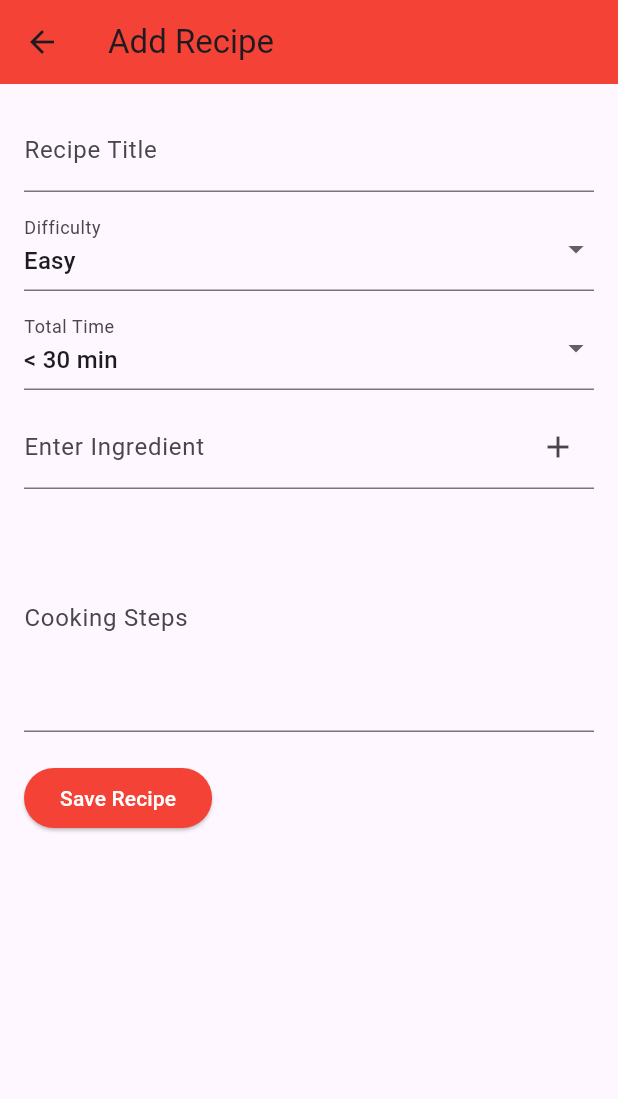
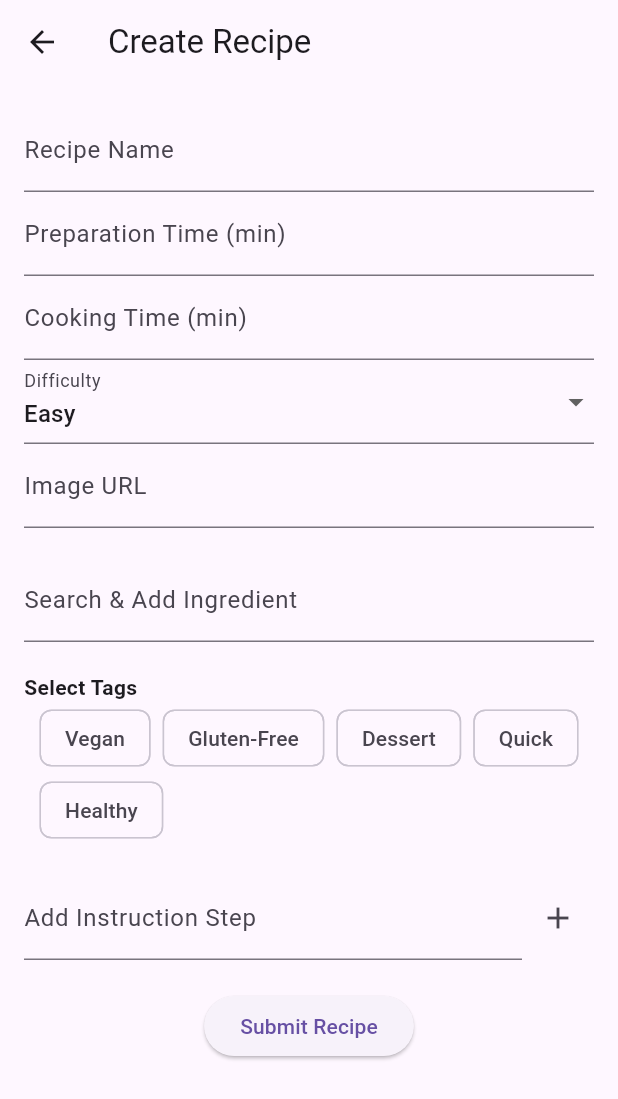
Before and after one commit to Team7D/RecipeApp-JnA, a Flutter app: the HomePage screen opened by its route, item 3 of the bottom bar chosen, on a phone screen of 412 x 824 dp. Shown: the top 1099 px of the screen. Run offline on Flutter 3.47's test engine with Material 3 defaults, Android fonts, the phone set to English and light mode, and no system bars; our stand-ins replace cloud_firestore, firebase_auth, firebase_core; accounts and stored records are empty.

```diff
--- a/lib/Frontend/Pages/add_recipe_page.dart
+++ b/lib/Frontend/Pages/add_recipe_page.dart
@@ -1,100 +1,202 @@
 import 'package:flutter/material.dart';
 
-class AddRecipePage extends StatefulWidget {
+class CreateRecipePage extends StatefulWidget {
   @override
-  _AddRecipePageState createState() => _AddRecipePageState();
+  _CreateRecipePageState createState() => _CreateRecipePageState();
 }
 
-class _AddRecipePageState extends State<AddRecipePage> {
-  final TextEditingController _titleController = TextEditingController();
-  final TextEditingController _ingredientController = TextEditingController();
-  final TextEditingController _stepsController = TextEditingController();
-  List<String> _ingredients = [];
-  String _selectedDifficulty = 'Easy';
-  String _selectedTime = '< 30 min';
+class _CreateRecipePageState extends State<CreateRecipePage> {
+  final _formKey = GlobalKey<FormState>();
 
-  final Map<String, List<String>> filterOptions = {
-    'Difficulty': ['Easy', 'Medium', 'Hard'],
-    'Total Time': ['< 30 min', '30-60 min', '> 60 min'],
+  final TextEditingController _recipeNameController = TextEditingController();
+  final TextEditingController _prepTimeController = TextEditingController();
+  final TextEditingController _cookTimeController = TextEditingController();
+  final TextEditingController _imageUrlController = TextEditingController();
+  final TextEditingController _instructionController = TextEditingController();
+
+  String selectedDifficulty = 'Easy';
+  final List<String> difficulties = ['Easy', 'Medium', 'Hard'];
+
+  final List<String> availableTags = ['Vegan', 'Gluten-Free', 'Dessert', 'Quick', 'Healthy'];
+  List<String> selectedTags = [];
+
+  final List<String> allPossibleIngredients = [
+    'Flour', 'Sugar', 'Salt', 'Butter', 'Eggs', 'Milk', 'Baking Powder', 'Vanilla Extract',
+    'Olive Oil', 'Garlic', 'Onion', 'Tomato', 'Cheese'
+  ];
+  List<String> ingredients = [];
+  List<String> instructions = [];
+
+  void _addInstruction() {
+    if (_instructionController.text.trim().isNotEmpty) {
+      setState(() {
+        instructions.add(_instructionController.text.trim());
+        _instructionController.clear();
+      });
+    }
+  }
+
+  void _submitRecipe() {
+    if (_formKey.currentState!.validate()) {
+      final recipe = {
+        'name': _recipeNameController.text.trim(),
+        'prepTime': int.tryParse(_prepTimeController.text.trim()) ?? 0,
+        'cookTime': int.tryParse(_cookTimeController.text.trim()) ?? 0,
+        'difficulty': selectedDifficulty,
+        'tags': selectedTags,
+        'imageUrl': _imageUrlController.text.trim(),
+        'ingredients': ingredients,
+        'instructions': instructions,
       };
 
-  void _addIngredient() {
-    if (_ingredientController.text.trim().isNotEmpty) {
-      setState(() {
-        _ingredients.add(_ingredientController.text.trim());
-        _ingredientController.clear();
-      });
+      // Simulate saving or sending
+      print("✅ Recipe Submitted: $recipe");
+
+      // Optionally clear fields or navigate away
+      ScaffoldMessenger.of(context).showSnackBar(SnackBar(content: Text('Recipe submitted!')));
     }
   }
 
   @override
   Widget build(BuildContext context) {
     return Scaffold(
-      appBar: AppBar(
-        title: Text('Add Recipe'),
-        backgroundColor: Colors.red,
+      appBar: AppBar(title: Text('Create Recipe')),
+      body: SingleChildScrollView(
+        padding: EdgeInsets.all(16),
+        child: Form(
+          key: _formKey,
+          child: Column(children: [
+
+            // Recipe name
+            TextFormField(
+              controller: _recipeNameController,
+              decoration: InputDecoration(labelText: 'Recipe Name'),
+              validator: (value) => value!.isEmpty ? 'Required' : null,
             ),
-      body: Padding(
-        padding: const EdgeInsets.all(16.0),
-        child: SingleChildScrollView(
-          child: Column(
-            crossAxisAlignment: CrossAxisAlignment.start,
-            children: [
-              TextField(
-                controller: _titleController,
-                decoration: InputDecoration(labelText: 'Recipe Title'),
+
+            // Preparation and cooking time
+            TextFormField(
+              controller: _prepTimeController,
+              decoration: InputDecoration(labelText: 'Preparation Time (min)'),
+              keyboardType: TextInputType.number,
             ),
-              SizedBox(height: 10),
+            TextFormField(
+              controller: _cookTimeController,
+              decoration: InputDecoration(labelText: 'Cooking Time (min)'),
+              keyboardType: TextInputType.number,
+            ),
+
+            // Difficulty
             DropdownButtonFormField<String>(
-                value: _selectedDifficulty,
+              value: selectedDifficulty,
               decoration: InputDecoration(labelText: 'Difficulty'),
-                onChanged: (newValue) => setState(() => _selectedDifficulty = newValue!),
-                items: filterOptions['Difficulty']!
-                    .map((option) => DropdownMenuItem(value: option, child: Text(option)))
+              items: difficulties.map((diff) =>
+                  DropdownMenuItem(value: diff, child: Text(diff))
+              ).toList(),
+              onChanged: (val) => setState(() => selectedDifficulty = val!),
+            ),
+
+            // Image URL
+            TextFormField(
+              controller: _imageUrlController,
+              decoration: InputDecoration(labelText: 'Image URL'),
+            ),
+
+            SizedBox(height: 20),
+
+            // Ingredient Autocomplete
+            Autocomplete<String>(
+              optionsBuilder: (TextEditingValue textEditingValue) {
+                if (textEditingValue.text == '') return const Iterable<String>.empty();
+                return allPossibleIngredients.where((ingredient) =>
+                    ingredient.toLowerCase().contains(textEditingValue.text.toLowerCase())
+                );
+              },
+              onSelected: (String selection) {
+                if (!ingredients.contains(selection)) {
+                  setState(() => ingredients.add(selection));
+                }
+              },
+              fieldViewBuilder: (context, controller, focusNode, onEditingComplete) {
+                return TextField(
+                  controller: controller,
+                  focusNode: focusNode,
+                  decoration: InputDecoration(labelText: 'Search & Add Ingredient'),
+                  onSubmitted: (_) => onEditingComplete(),
+                );
+              },
+            ),
+
+            Wrap(
+              spacing: 6,
+              children: ingredients
+                  .map((ing) => Chip(
+                label: Text(ing),
+                onDeleted: () => setState(() => ingredients.remove(ing)),
+              ))
                   .toList(),
             ),
-              SizedBox(height: 10),
-              DropdownButtonFormField<String>(
-                value: _selectedTime,
-                decoration: InputDecoration(labelText: 'Total Time'),
-                onChanged: (newValue) => setState(() => _selectedTime = newValue!),
-                items: filterOptions['Total Time']!
-                    .map((option) => DropdownMenuItem(value: option, child: Text(option)))
-                    .toList(),
+
+            SizedBox(height: 20),
+
+            // Tags selection
+            Align(
+              alignment: Alignment.centerLeft,
+              child: Text('Select Tags', style: TextStyle(fontWeight: FontWeight.bold)),
             ),
-              SizedBox(height: 10),
-              TextField(
-                controller: _ingredientController,
-                decoration: InputDecoration(
-                  labelText: 'Enter Ingredient',
-                  suffixIcon: IconButton(
-                    icon: Icon(Icons.add),
-                    onPressed: _addIngredient,
+            Wrap(
+              spacing: 8.0,
+              children: availableTags.map((tag) {
+                final isSelected = selectedTags.contains(tag);
+                return FilterChip(
+                  label: Text(tag),
+                  selected: isSelected,
+                  onSelected: (bool selected) {
+                    setState(() {
+                      if (selected) {
+                        selectedTags.add(tag);
+                      } else {
+                        selectedTags.remove(tag);
+                      }
+                    });
+                  },
+                );
+              }).toList(),
+            ),
+
+            SizedBox(height: 20),
+
+            // Instructions
+            Row(children: [
+              Expanded(
+                child: TextField(
+                  controller: _instructionController,
+                  decoration: InputDecoration(labelText: 'Add Instruction Step'),
+                ),
+              ),
+              IconButton(icon: Icon(Icons.add), onPressed: _addInstruction),
+            ]),
+            ListView.builder(
+              shrinkWrap: true,
+              physics: NeverScrollableScrollPhysics(),
+              itemCount: instructions.length,
+              itemBuilder: (context, index) => ListTile(
+                leading: Text('${index + 1}.'),
+                title: Text(instructions[index]),
+                trailing: IconButton(
+                  icon: Icon(Icons.delete),
+                  onPressed: () => setState(() => instructions.removeAt(index)),
                 ),
               ),
             ),
-              Wrap(
-                children: _ingredients.map((ingredient) => Chip(
-                  label: Text(ingredient),
-                  onDeleted: () => setState(() => _ingredients.remove(ingredient)),
-                )).toList(),
-              ),
-              SizedBox(height: 10),
-              TextField(
-                controller: _stepsController,
-                decoration: InputDecoration(labelText: 'Cooking Steps'),
-                maxLines: 5,
-              ),
+
             SizedBox(height: 20),
             ElevatedButton(
-                onPressed: () {
-                  // Future backend integration for saving the recipe
-                },
-                style: ElevatedButton.styleFrom(backgroundColor: Colors.red),
-                child: Text('Save Recipe', style: TextStyle(color: Colors.white)),
+              onPressed: _submitRecipe,
+              child: Text('Submit Recipe'),
             ),
-            ],
-          ),
+
+          ]),
         ),
       ),
     );
--- a/lib/Frontend/Pages/home_page.dart
+++ b/lib/Frontend/Pages/home_page.dart
@@ -44,7 +44,7 @@ class _HomePageState extends State<HomePage> {
         Navigator.push(context, MaterialPageRoute(builder: (_) => SearchPage()));
         break;
       case 2:
-        Navigator.push(context, MaterialPageRoute(builder: (_) => AddRecipePage()));
+        Navigator.push(context, MaterialPageRoute(builder: (_) => CreateRecipePage()));
         break;
       case 3:
         Navigator.push(context, MaterialPageRoute(builder: (_) => ShoppingListPage()));
```
Lines whose indentation alone changed are shown as unchanged.
